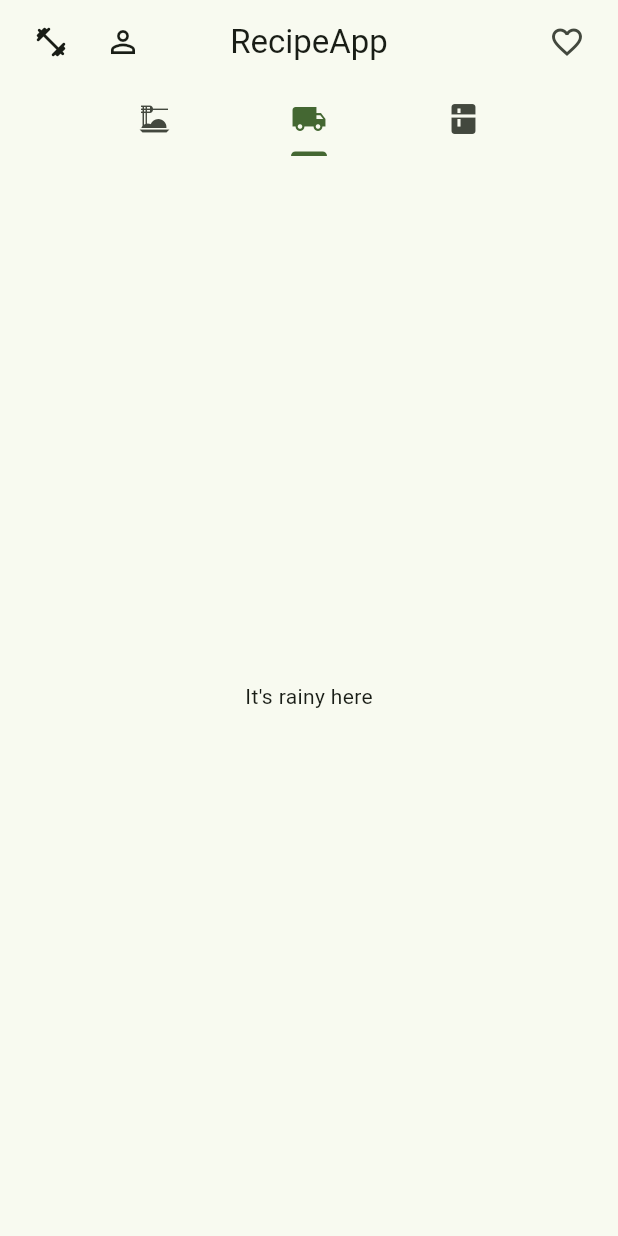
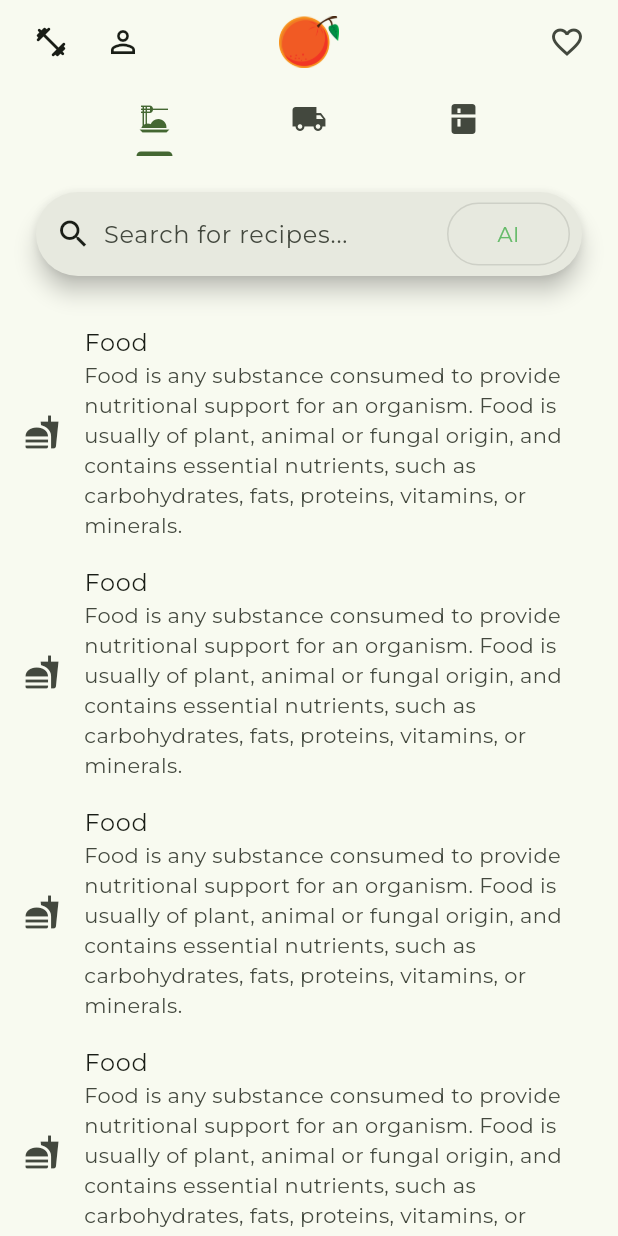
Before and after one commit to jerrydix/hackaTUM-helloFresh, a Flutter app: the screen it shows after launch, on a phone screen of 412 x 824 dp. Run offline on Flutter 3.47's test engine with Material 3 defaults, Android fonts, the phone set to English and light mode, and no system bars; our stand-ins replace flutter_svg, google_fonts.

Commit message:
added new font, style changes

```diff
--- a/flutter_version/lib/main.dart
+++ b/flutter_version/lib/main.dart
@@ -1,5 +1,6 @@
 import 'package:flutter/material.dart';
 import 'package:flutter_version/pages/homepage.dart';
+import 'package:google_fonts/google_fonts.dart';
 
 void main() {
   runApp(const MyApp());
@@ -32,7 +33,7 @@
   Widget build(BuildContext context) {
     return MaterialApp(
       title: 'RecipeApp',
-      theme: ThemeData(useMaterial3: true, brightness: Brightness.light, colorScheme: ColorScheme.fromSeed(seedColor: const Color.fromRGBO(109, 162, 83, 255))),
+      theme: ThemeData(useMaterial3: true, brightness: Brightness.light, colorScheme: ColorScheme.fromSeed(seedColor: const Color.fromRGBO(109, 162, 83, 255)), fontFamily: GoogleFonts.montserrat(fontWeight: FontWeight.w500).fontFamily),
       navigatorKey: MyApp.navigatorKey,
       home: const HomePage(), //check if persisted login, then go to home page, if not go to register / login page
     );
--- a/flutter_version/lib/pages/homepage.dart
+++ b/flutter_version/lib/pages/homepage.dart
@@ -10,16 +10,17 @@ class HomePage extends StatefulWidget {
 
 class _MyHomePageState extends State<HomePage> {
   final bodyPadding = 24.0;
+  bool AIenabled = false;
 
   @override
   Widget build(BuildContext context) {
     return DefaultTabController(
-        initialIndex: 1,
+        initialIndex: 0,
         length: 3,
       child: Scaffold(
         appBar: AppBar(
           leadingWidth: 100,
-          title: const Text('RecipeApp'),
+          title: Image.asset("assets/Orange.png", height: 40, width: 40),
           centerTitle: true,
           bottom: TabBar(
             tabs: [
@@ -27,6 +28,7 @@ class _MyHomePageState extends State<HomePage> {
               Tab(icon: Icon(Icons.local_shipping)),
               Tab(icon: Icon(Icons.kitchen)),
             ],
+            splashBorderRadius: BorderRadius.circular(25),
             padding: EdgeInsets.symmetric(horizontal: MediaQuery.of(context).size.width / 8),
             dividerColor: Colors.transparent,
           ),
@@ -60,13 +62,35 @@ class _MyHomePageState extends State<HomePage> {
                 Padding(
                   padding: EdgeInsets.all(24),
                   child: SearchBar(
-                    hintText: 'Search',
+                    hintText: 'Search for recipes...',
                     onChanged: (value) {},
-                    leading: Icon(Icons.search),
+                    leading: Row(
+                      children: [
+                        Padding(padding: EdgeInsets.only(left: 5)),
+                        Icon(Icons.search),
+                      ],
+                    ),
                     trailing: [
-                      ElevatedButton(
-                        onPressed: () {},
-                        child: Text('Filter'),
+                      ToggleButtons(
+                        isSelected: [AIenabled],
+                        onPressed: (index) {
+                          setState(() {
+                            AIenabled = !AIenabled;
+                          });
+                        },
+                        children: const [
+                          Text("AI"),
+                        ],
+                        selectedBorderColor: Colors.green[700],
+                        selectedColor: Colors.white,
+                        fillColor: Colors.green[200],
+                        color: Colors.green[400],
+                        borderRadius: BorderRadius.circular(25),
+                        constraints: const BoxConstraints(
+                          minHeight: 40.0,
+                          minWidth: 80.0,
+                        ),
+
                       ),
                     ]
                   ),
```
Also changed, not shown: flutter_version/pubspec.yaml (+8 -6 lines), flutter_version/assets/Orange.png (added), flutter_version/fonts/Montserrat-Italic.ttf (added), flutter_version/fonts/Montserrat-Regular.ttf (added), 1 other file.
